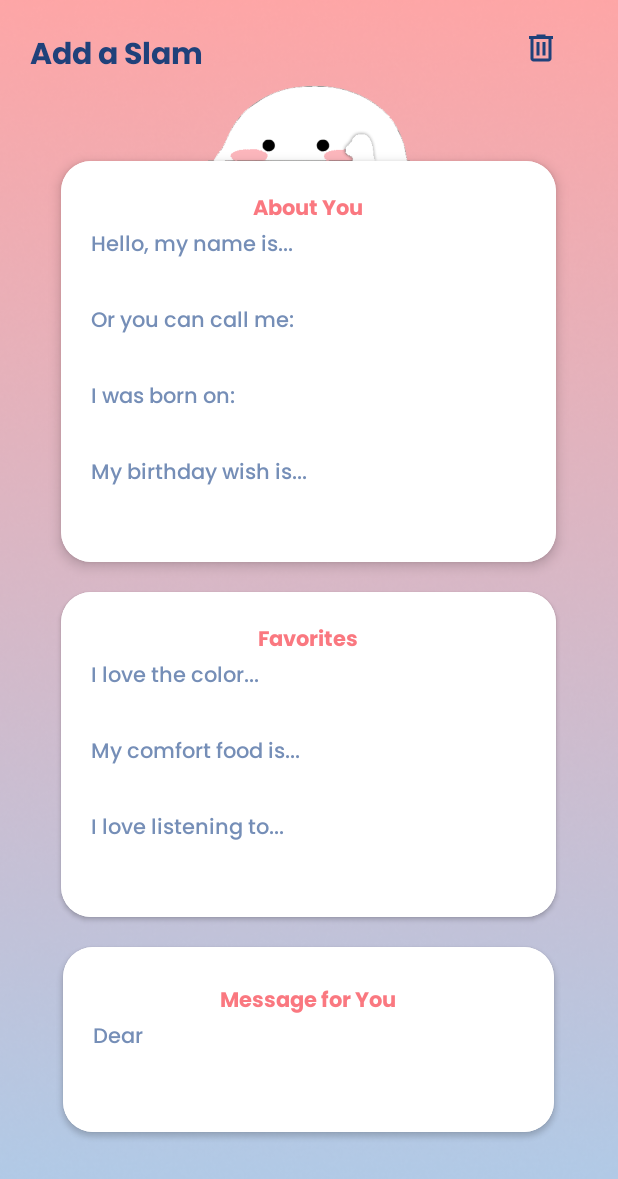
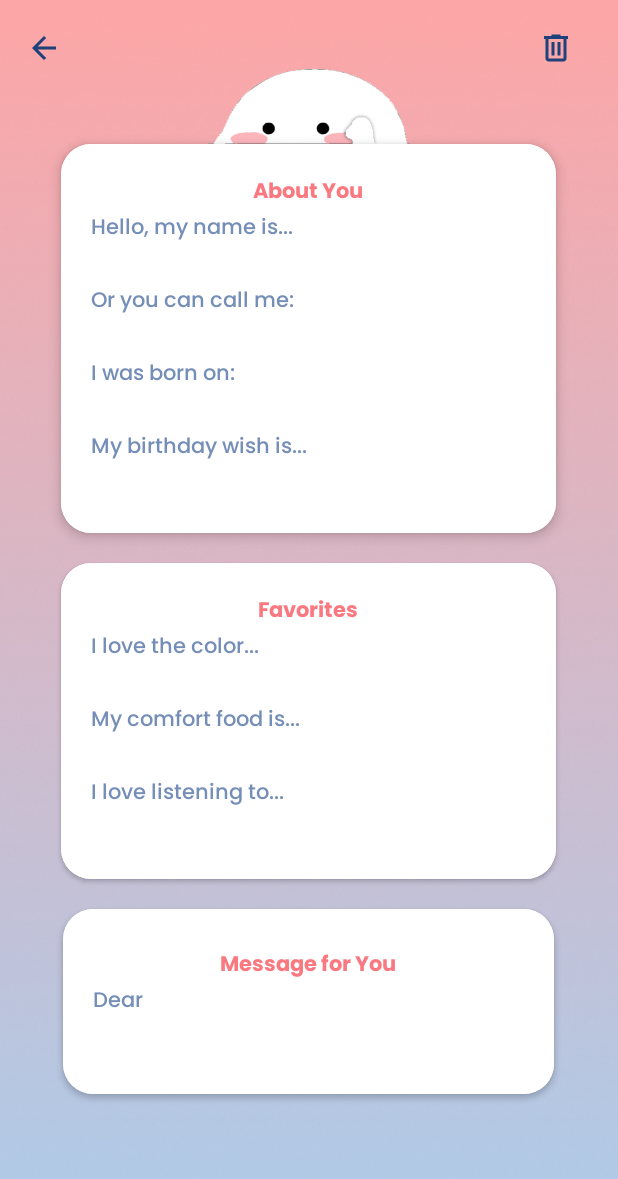
Before and after one commit to Adr029/Memoir-Slambook, an Android app: the slamDetails screen opened directly, with no data from a screen before it, on a phone screen of 412 x 824 dp. Shown: the top 1179 px of the screen. Run offline under Robolectric (Android 15) with nearby library versions, the phone set to English and light mode, and no system bars; 2 statements that could not run were skipped.

Commit message:
implemented back button in "setings" and "slam details"

```diff
--- a/app/src/main/java/com/example/slambook/settings.java
+++ b/app/src/main/java/com/example/slambook/settings.java
@@ -48,6 +48,14 @@ public class settings extends AppCompatActivity {
 
             }
         });
+
+        ImageButton back = (ImageButton)findViewById(R.id.back_settings);
+        back.setOnClickListener(new View.OnClickListener() {
+            @Override
+            public void onClick(View v) {
+                onBackPressed();
+            }
+        });
     }
 
     public void changePass() {
--- a/app/src/main/java/com/example/slambook/slamDetails.java
+++ b/app/src/main/java/com/example/slambook/slamDetails.java
@@ -6,6 +6,8 @@ import android.content.Context;
 import android.content.Intent;
 import android.database.Cursor;
 import android.os.Bundle;
+import android.view.View;
+import android.widget.ImageButton;
 import android.widget.TextView;
 
 public class slamDetails extends AppCompatActivity {
@@ -37,6 +39,14 @@ TextView txt_name, txt_nickname, txt_birthday, txt_bdaywish, txt_color, txt_food
     txt_music = findViewById(R.id.output_music);
     txt_msg = findViewById(R.id.output_message);
     txt_userLoggedIn = findViewById(R.id.txt_userLoggedIn);
+
+        ImageButton back = (ImageButton)findViewById(R.id.back_slam);
+        back.setOnClickListener(new View.OnClickListener() {
+            @Override
+            public void onClick(View v) {
+                onBackPressed();
+            }
+        });
     }
 
     public void displaySlam()
--- a/app/src/main/res/layout/settings.xml
+++ b/app/src/main/res/layout/settings.xml
@@ -30,7 +30,7 @@
                 android:orientation="horizontal">
 
                 <ImageButton
-                    android:id="@+id/imageButton"
+                    android:id="@+id/back_settings"
                     android:layout_width="0dp"
                     android:layout_height="wrap_content"
                     android:layout_weight="1"
--- a/app/src/main/res/layout/slam_details.xml
+++ b/app/src/main/res/layout/slam_details.xml
@@ -31,18 +31,16 @@
                 android:layout_height="wrap_content"
                 android:orientation="horizontal">
 
-                <TextView
-                    android:id="@+id/textView6"
-                    android:layout_width="wrap_content"
+                <ImageButton
+                    android:id="@+id/back_slam"
+                    android:layout_width="0dp"
                     android:layout_height="wrap_content"
-                    android:layout_marginLeft="20dp"
-                    android:fontFamily="@font/poppins_bold"
-                    android:text="Add a Slam"
-                    android:textColor="@color/dark_blue"
-                    android:textSize="20sp" />
+                    android:layout_weight="1"
+                    android:background="#00FFFFFF"
+                    app:srcCompat="@drawable/ic_arrow_back" />
 
                 <Space
-                    android:layout_width="94dp"
+                    android:layout_width="212dp"
                     android:layout_height="wrap_content"
                     android:layout_weight="1" />
 
@@ -124,10 +122,10 @@
                         android:id="@+id/output_name"
                         android:layout_width="match_parent"
                         android:layout_height="wrap_content"
-                        android:fontFamily="@font/poppins_regular"
+                        android:fontFamily="@font/poppins_bold"
                         android:text="TextView"
-                        android:textColor="@color/light_blue"
-                        android:textSize="16sp" />
+                        android:textColor="@color/blue"
+                        android:textSize="14sp" />
 
                     <TextView
                         android:id="@+id/textView9"
@@ -141,10 +139,10 @@
                         android:id="@+id/output_nickname"
                         android:layout_width="match_parent"
                         android:layout_height="wrap_content"
-                        android:fontFamily="@font/poppins_regular"
+                        android:fontFamily="@font/poppins_bold"
                         android:text="TextView"
-                        android:textColor="@color/light_blue"
-                        android:textSize="16sp" />
+                        android:textColor="@color/blue"
+                        android:textSize="14sp" />
 
                     <TextView
                         android:id="@+id/textView10"
@@ -158,10 +156,10 @@
                         android:id="@+id/output_bday"
                         android:layout_width="match_parent"
                         android:layout_height="wrap_content"
-                        android:fontFamily="@font/poppins_regular"
+                        android:fontFamily="@font/poppins_bold"
                         android:text="TextView"
-                        android:textColor="@color/light_blue"
-                        android:textSize="16sp" />
+                        android:textColor="@color/blue"
+                        android:textSize="14sp" />
 
                     <TextView
                         android:id="@+id/textView12"
@@ -175,10 +173,10 @@
                         android:id="@+id/output_wish"
                         android:layout_width="match_parent"
                         android:layout_height="wrap_content"
-                        android:fontFamily="@font/poppins_regular"
+                        android:fontFamily="@font/poppins_bold"
                         android:text="TextView"
-                        android:textColor="@color/light_blue"
-                        android:textSize="16sp" />
+                        android:textColor="@color/blue"
+                        android:textSize="14sp" />
 
                 </LinearLayout>
             </androidx.cardview.widget.CardView>
@@ -235,10 +233,10 @@
                         android:id="@+id/output_color"
                         android:layout_width="match_parent"
                         android:layout_height="wrap_content"
-                        android:fontFamily="@font/poppins_regular"
+                        android:fontFamily="@font/poppins_bold"
                         android:text="TextView"
-                        android:textColor="@color/light_blue"
-                        android:textSize="16sp" />
+                        android:textColor="@color/blue"
+                        android:textSize="14sp" />
 
                     <TextView
                         android:id="@+id/textView17"
@@ -253,10 +251,10 @@
                         android:id="@+id/output_food"
                         android:layout_width="match_parent"
                         android:layout_height="wrap_content"
-                        android:fontFamily="@font/poppins_regular"
+                        android:fontFamily="@font/poppins_bold"
                         android:text="TextView"
-                        android:textColor="@color/light_blue"
-                        android:textSize="16sp" />
+                        android:textColor="@color/blue"
+                        android:textSize="14sp" />
 
                     <TextView
                         android:id="@+id/textView18"
@@ -271,10 +269,10 @@
                         android:id="@+id/output_music"
                         android:layout_width="match_parent"
                         android:layout_height="wrap_content"
-                        android:fontFamily="@font/poppins_regular"
+                        android:fontFamily="@font/poppins_bold"
                         android:text="TextView"
-                        android:textColor="@color/light_blue"
-                        android:textSize="16sp" />
+                        android:textColor="@color/blue"
+                        android:textSize="14sp" />
 
                 </LinearLayout>
 
@@ -342,10 +340,10 @@
                         android:id="@+id/output_message"
                         android:layout_width="match_parent"
                         android:layout_height="wrap_content"
-                        android:fontFamily="@font/poppins_regular"
+                        android:fontFamily="@font/poppins_bold"
                         android:text="TextView"
-                        android:textColor="@color/light_blue"
-                        android:textSize="16sp" />
+                        android:textColor="@color/blue"
+                        android:textSize="14sp" />
 
                 </LinearLayout>
             </androidx.cardview.widget.CardView>
```
